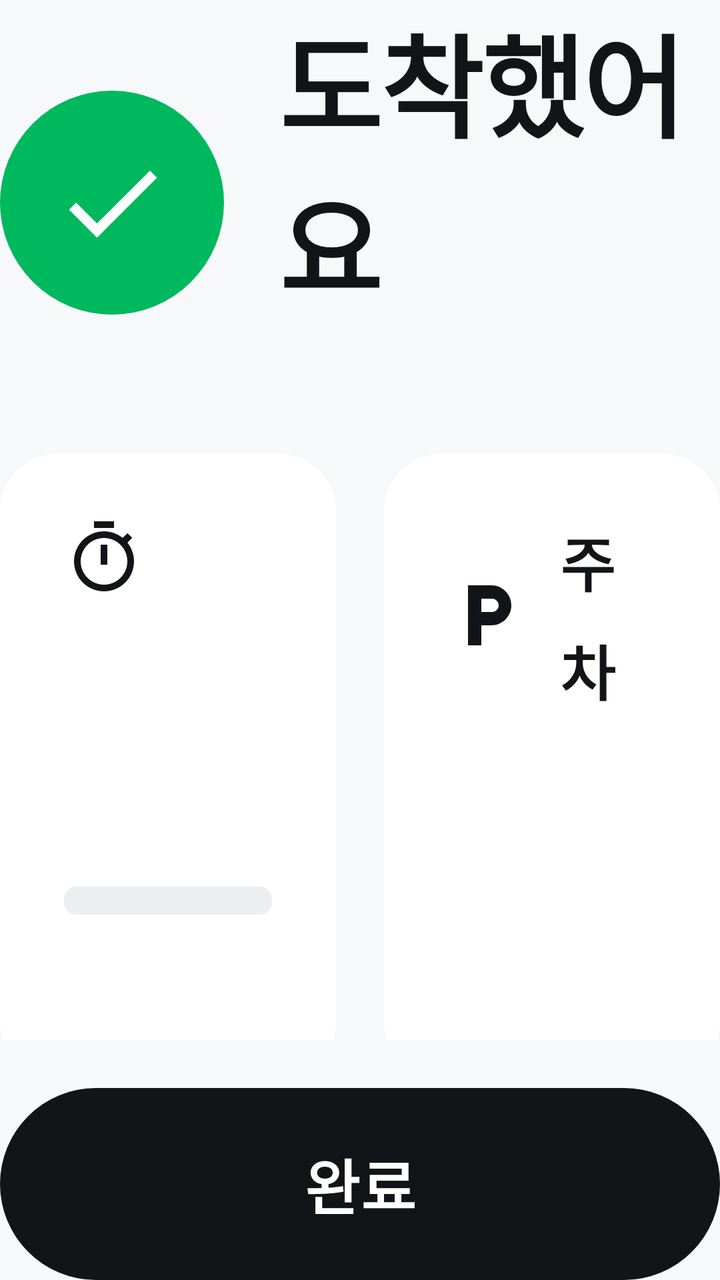
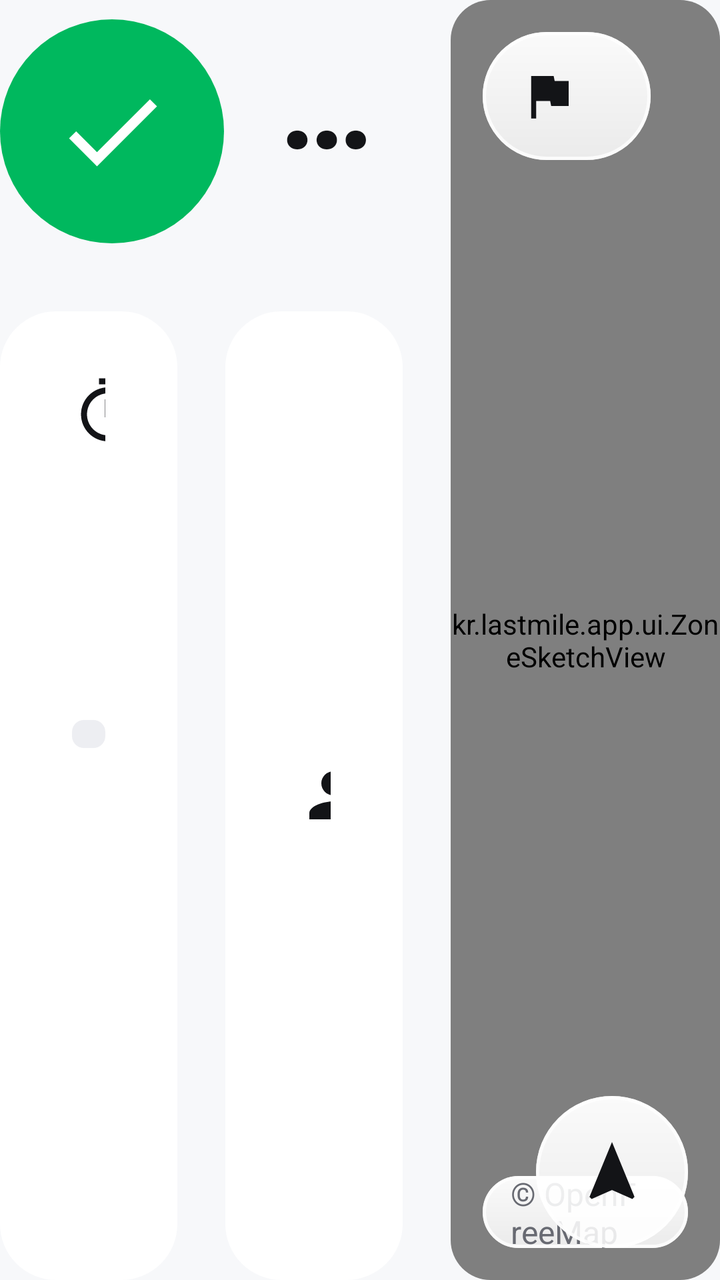

An Android layout rendered at two revisions. The XML below is the earlier revision; the diff shows what the commit changed to produce the second picture.
<!-- AndroidManifest.xml: application theme Theme.LastMile -->
<!-- res/layout/page_arrived.xml -->
<?xml version="1.0" encoding="utf-8"?>
<LinearLayout xmlns:android="http://schemas.android.com/apk/res/android" android:layout_width="match_parent" android:layout_height="match_parent" android:orientation="vertical">
    <LinearLayout android:layout_width="match_parent" android:layout_height="wrap_content" android:orientation="horizontal" android:gravity="center_vertical">
        <FrameLayout android:id="@+id/arrivedBadge" android:layout_width="112dp" android:layout_height="112dp" android:background="@drawable/bg_circle_success">
            <ImageView android:layout_width="60dp" android:layout_height="60dp" android:layout_gravity="center" android:src="@drawable/ic_check" android:tint="#FFFFFF"/>
        </FrameLayout>
        <LinearLayout android:layout_width="0dp" android:layout_weight="1" android:layout_height="wrap_content" android:orientation="vertical" android:layout_marginStart="28dp">
            <TextView android:id="@+id/arrivedTitle" style="@style/Text.Headline" android:layout_width="wrap_content" android:layout_height="wrap_content" android:text="@string/arrived_title"/>
            <TextView android:id="@+id/arrivedDestination" style="@style/Text.Body" android:layout_width="match_parent" android:layout_height="wrap_content" android:layout_marginTop="6dp" android:textColor="@color/text_secondary" android:maxLines="1" android:ellipsize="end"/>
        </LinearLayout>
    </LinearLayout>
    <ScrollView android:layout_width="match_parent" android:layout_height="0dp" android:layout_weight="1" android:layout_marginTop="@dimen/gutter" android:overScrollMode="never" android:scrollbars="none">
        <LinearLayout android:layout_width="match_parent" android:layout_height="wrap_content" android:orientation="vertical">
            <LinearLayout android:id="@+id/arrivedCards" android:layout_width="match_parent" android:layout_height="wrap_content" android:orientation="horizontal" android:baselineAligned="false">
                
                <LinearLayout android:id="@+id/curbCard" android:layout_width="0dp" android:layout_weight="1" android:layout_height="match_parent" android:orientation="vertical" android:background="@drawable/bg_card" android:padding="@dimen/card_padding">
                    <LinearLayout android:layout_width="match_parent" android:layout_height="wrap_content" android:orientation="horizontal" android:gravity="center_vertical">
                        <ImageView android:id="@+id/curbIcon" android:layout_width="40dp" android:layout_height="40dp" android:src="@drawable/ic_timer" android:tint="@color/text_primary"/>
                        <TextView android:id="@+id/curbTitle" style="@style/Text.Body" android:layout_width="0dp" android:layout_weight="1" android:layout_height="wrap_content" android:layout_marginStart="16dp" android:textStyle="bold"/>
                    </LinearLayout>
                    <TextView android:id="@+id/curbTimer" style="@style/Text.Display" android:layout_width="wrap_content" android:layout_height="wrap_content" android:layout_marginTop="16dp" android:textSize="96sp"/>
                    <ProgressBar android:id="@+id/curbProgress" style="?android:attr/progressBarStyleHorizontal" android:layout_width="match_parent" android:layout_height="14dp" android:layout_marginTop="16dp" android:max="1000" android:progressDrawable="@drawable/progress_track"/>
                    <TextView android:id="@+id/curbHint" style="@style/Text.Label" android:layout_width="match_parent" android:layout_height="wrap_content" android:layout_marginTop="16dp" android:maxLines="3"/>
                </LinearLayout>
                
                <LinearLayout android:id="@+id/parkCard" android:layout_width="0dp" android:layout_weight="1" android:layout_height="match_parent" android:orientation="vertical" android:background="@drawable/bg_card" android:padding="@dimen/card_padding" android:layout_marginStart="@dimen/gutter">
                    <LinearLayout android:layout_width="match_parent" android:layout_height="wrap_content" android:orientation="horizontal" android:gravity="center_vertical">
                        <ImageView android:layout_width="40dp" android:layout_height="40dp" android:src="@drawable/ic_parking" android:tint="@color/text_primary"/>
                        <TextView style="@style/Text.Body" android:layout_width="0dp" android:layout_weight="1" android:layout_height="wrap_content" android:layout_marginStart="16dp" android:textStyle="bold" android:text="@string/parking_lot"/>
                    </LinearLayout>
                    <TextView android:id="@+id/parkName" style="@style/Text.Title" android:layout_width="match_parent" android:layout_height="wrap_content" android:layout_marginTop="16dp" android:maxLines="2"/>
                    <TextView android:id="@+id/parkFee" style="@style/Text.Body" android:layout_width="match_parent" android:layout_height="wrap_content" android:layout_marginTop="8dp" android:textColor="@color/accent" android:textStyle="bold"/>
                    <TextView android:id="@+id/parkHint" style="@style/Text.Label" android:layout_width="match_parent" android:layout_height="wrap_content" android:layout_marginTop="16dp" android:maxLines="3"/>
                </LinearLayout>
            </LinearLayout>
            <LinearLayout android:layout_width="match_parent" android:layout_height="wrap_content" android:orientation="vertical" android:background="@drawable/bg_card" android:padding="20dp" android:layout_marginTop="@dimen/gutter">
                <FrameLayout android:id="@+id/mapSlotArrived" android:layout_width="match_parent" android:layout_height="440dp" android:background="@drawable/bg_map" android:clipToOutline="true">
                    <kr.lastmile.app.ui.ZoneSketchView android:id="@+id/arrivedSketch" android:layout_width="match_parent" android:layout_height="match_parent"/>
                    <include layout="@layout/view_map_glass"/>
                </FrameLayout>
            </LinearLayout>
            <LinearLayout android:id="@+id/arrivedMessageCard" android:layout_width="match_parent" android:layout_height="wrap_content" android:orientation="horizontal" android:gravity="center_vertical"
                android:background="@drawable/bg_banner_success" android:padding="28dp" android:layout_marginTop="@dimen/gutter" android:visibility="gone">
                <ImageView android:layout_width="40dp" android:layout_height="40dp" android:src="@drawable/ic_message" android:tint="@color/success"/>
                <TextView android:id="@+id/arrivedMessageText" style="@style/Text.Body" android:layout_width="0dp" android:layout_weight="1" android:layout_height="wrap_content" android:layout_marginStart="20dp" android:maxLines="2" android:ellipsize="end"/>
            </LinearLayout>
        </LinearLayout>
    </ScrollView>
    <Button android:id="@+id/doneButton" style="@style/Button.Primary" android:layout_width="match_parent" android:layout_height="@dimen/button_height" android:layout_marginTop="@dimen/gutter" android:text="@string/done"/>
</LinearLayout>
<!-- res/layout/view_map_glass.xml (included above) -->
<?xml version="1.0" encoding="utf-8"?>
<merge xmlns:android="http://schemas.android.com/apk/res/android">
    <LinearLayout android:id="@+id/glassTitle" android:layout_width="wrap_content" android:layout_height="64dp" android:orientation="horizontal" android:gravity="center_vertical"
        android:layout_gravity="top|start" android:layout_margin="16dp" android:paddingStart="18dp" android:paddingEnd="24dp"
        android:background="@drawable/bg_glass" android:elevation="8dp" android:outlineProvider="background" android:maxWidth="560dp">
        <ImageView android:id="@+id/glassIcon" android:layout_width="30dp" android:layout_height="30dp" android:src="@drawable/ic_flag" android:tint="@color/text_primary"/>
        <TextView android:id="@+id/glassText" style="@style/Text.Label" android:layout_width="wrap_content" android:layout_height="wrap_content" android:layout_marginStart="12dp" android:textColor="@color/text_primary" android:textStyle="bold" android:maxLines="1" android:ellipsize="end" android:maxWidth="460dp"/>
    </LinearLayout>
    <ImageButton android:id="@+id/recenterButton" android:layout_width="76dp" android:layout_height="76dp" android:layout_gravity="bottom|end" android:layout_margin="16dp"
        android:background="@drawable/bg_glass_circle" android:elevation="8dp" android:outlineProvider="background" android:src="@drawable/ic_navigation" android:tint="@color/text_primary" android:padding="20dp" android:scaleType="fitCenter" android:contentDescription="@string/recenter"/>
    <TextView android:id="@+id/glassCredit" style="@style/Text.Caption" android:layout_width="wrap_content" android:layout_height="36dp" android:gravity="center_vertical" android:layout_gravity="bottom|start" android:layout_margin="16dp"
        android:paddingStart="14dp" android:paddingEnd="14dp" android:textSize="16sp" android:textColor="@color/text_secondary" android:background="@drawable/bg_glass" android:elevation="4dp" android:outlineProvider="background" android:text="@string/map_credit"/>
</merge>
<!-- resources referenced by this layout -->
<resources>
  <color name="accent">@color/informative_positive</color>
  <color name="success">#00B85E</color>
  <color name="text_primary">@color/basic_100</color>
  <color name="text_secondary">@color/basic_300</color>
  <dimen name="button_height">96dp</dimen>
  <dimen name="card_padding">32dp</dimen>
  <dimen name="gutter">24dp</dimen>
  <!-- drawable bg_banner_success (drawable) -->
  <shape xmlns:android="http://schemas.android.com/apk/res/android" android:shape="rectangle">
      <solid android:color="@color/success_container"/>
      <corners android:radius="@dimen/card_radius"/>
  </shape>
  <!-- drawable bg_circle_success (drawable) -->
  <shape xmlns:android="http://schemas.android.com/apk/res/android" android:shape="oval"><solid android:color="@color/success"/></shape>
  <!-- drawable ic_parking (drawable) -->
  <vector xmlns:android="http://schemas.android.com/apk/res/android" android:width="24dp" android:height="24dp" android:viewportWidth="24" android:viewportHeight="24" android:tint="?attr/colorControlNormal">
      <path android:fillColor="#FFFFFFFF" android:pathData="M13,3H6v18h4v-6h3c3.31,0 6,-2.69 6,-6s-2.69,-6 -6,-6zM13.2,11H10V7h3.2c1.1,0 2,0.9 2,2s-0.9,2 -2,2z"/>
  </vector>
  <string name="arrived_title">도착했어요</string>
  <string name="done">완료</string>
  <string name="map_credit">© OpenFreeMap · OpenMapTiles · OpenStreetMap</string>
  <string name="parking_lot">주차</string>
  <string name="recenter">현재 위치로</string>
  <style name="Text.Body"><item name="android:textSize">@dimen/text_body</item><item name="android:lineSpacingMultiplier">1.25</item></style>
  <style name="Text.Caption"><item name="android:textSize">@dimen/text_caption</item><item name="android:textColor">@color/text_tertiary</item></style>
  <style name="Text.Display"><item name="android:textSize">@dimen/text_display</item><item name="android:textStyle">bold</item><item name="android:letterSpacing">-0.03</item></style>
  <style name="Text.Headline"><item name="android:textSize">@dimen/text_headline</item><item name="android:textStyle">bold</item><item name="android:letterSpacing">-0.02</item></style>
  <style name="Text.Label"><item name="android:textSize">@dimen/text_label</item><item name="android:textColor">@color/text_secondary</item></style>
  <style name="Text.Title"><item name="android:textSize">@dimen/text_title</item><item name="android:textStyle">bold</item><item name="android:letterSpacing">-0.01</item></style>
  <color name="informative_positive">#0082FF</color>
  <color name="basic_100">#131417</color>
  <color name="basic_300">#686A72</color>
  <color name="success_container">#1A00E074</color>
  <dimen name="card_radius">28dp</dimen>
  <color name="surface">@color/basic_900</color>
  <color name="surface_variant">@color/basic_700</color>
  <color name="text_on_primary">@color/basic_900</color>
  <dimen name="button_radius">48dp</dimen>
  <dimen name="text_body">30sp</dimen>
  <dimen name="text_caption">20sp</dimen>
  <color name="text_tertiary">@color/basic_400</color>
  <dimen name="text_display">120sp</dimen>
  <dimen name="text_headline">56sp</dimen>
  <dimen name="text_label">24sp</dimen>
  <dimen name="text_title">40sp</dimen>
  <color name="background">@color/basic_800</color>
  <color name="button_primary">@color/basic_100</color>
  <style name="Theme.LastMile.Sheet" parent="ThemeOverlay.Material3.BottomSheetDialog">
          <item name="bottomSheetStyle">@style/Widget.LastMile.Sheet</item>
      </style>
  <color name="basic_900">#FFFFFF</color>
  <color name="basic_700">#EDEEF2</color>
  <color name="button_disabled">@color/basic_500</color>
  <color name="button_primary_pressed">@color/basic_200</color>
  <color name="basic_400">#A4A8AE</color>
  <color name="basic_800">#F7F8FA</color>
  <color name="basic_500">#C7C9CE</color>
  <color name="basic_200">#44464E</color>
  <!-- unchanged entries left out for length: 15 -->
</resources>

<!-- the commit's change to res/layout/page_arrived.xml (unified diff, before → after) -->
@@ -1,52 +1,50 @@
 <?xml version="1.0" encoding="utf-8"?>
-<LinearLayout xmlns:android="http://schemas.android.com/apk/res/android" android:layout_width="match_parent" android:layout_height="match_parent" android:orientation="vertical">
-    <LinearLayout android:layout_width="match_parent" android:layout_height="wrap_content" android:orientation="horizontal" android:gravity="center_vertical">
-        <FrameLayout android:id="@+id/arrivedBadge" android:layout_width="112dp" android:layout_height="112dp" android:background="@drawable/bg_circle_success">
-            <ImageView android:layout_width="60dp" android:layout_height="60dp" android:layout_gravity="center" android:src="@drawable/ic_check" android:tint="#FFFFFF"/>
-        </FrameLayout>
-        <LinearLayout android:layout_width="0dp" android:layout_weight="1" android:layout_height="wrap_content" android:orientation="vertical" android:layout_marginStart="28dp">
-            <TextView android:id="@+id/arrivedTitle" style="@style/Text.Headline" android:layout_width="wrap_content" android:layout_height="wrap_content" android:text="@string/arrived_title"/>
-            <TextView android:id="@+id/arrivedDestination" style="@style/Text.Body" android:layout_width="match_parent" android:layout_height="wrap_content" android:layout_marginTop="6dp" android:textColor="@color/text_secondary" android:maxLines="1" android:ellipsize="end"/>
+<LinearLayout xmlns:android="http://schemas.android.com/apk/res/android" android:layout_width="match_parent" android:layout_height="match_parent" android:orientation="horizontal" android:baselineAligned="false">
+    <LinearLayout android:layout_width="0dp" android:layout_weight="3" android:layout_height="match_parent" android:orientation="vertical">
+        <LinearLayout android:layout_width="match_parent" android:layout_height="wrap_content" android:orientation="horizontal" android:gravity="center_vertical">
+            <FrameLayout android:id="@+id/arrivedBadge" android:layout_width="112dp" android:layout_height="112dp" android:background="@drawable/bg_circle_success">
+                <ImageView android:layout_width="60dp" android:layout_height="60dp" android:layout_gravity="center" android:src="@drawable/ic_check" android:tint="#FFFFFF"/>
+            </FrameLayout>
+            <LinearLayout android:layout_width="0dp" android:layout_weight="1" android:layout_height="wrap_content" android:orientation="vertical" android:layout_marginStart="28dp">
+                <TextView android:id="@+id/arrivedTitle" style="@style/Text.Headline" android:layout_width="match_parent" android:layout_height="wrap_content" android:maxLines="1" android:ellipsize="end" android:text="@string/arrived_title"/>
+                <TextView android:id="@+id/arrivedDestination" style="@style/Text.Label" android:textSize="28sp" android:layout_width="match_parent" android:layout_height="wrap_content" android:layout_marginTop="6dp" android:maxLines="1" android:ellipsize="end"/>
+            </LinearLayout>
         </LinearLayout>
-    </LinearLayout>
-    <ScrollView android:layout_width="match_parent" android:layout_height="0dp" android:layout_weight="1" android:layout_marginTop="@dimen/gutter" android:overScrollMode="never" android:scrollbars="none">
-        <LinearLayout android:layout_width="match_parent" android:layout_height="wrap_content" android:orientation="vertical">
-            <LinearLayout android:id="@+id/arrivedCards" android:layout_width="match_parent" android:layout_height="wrap_content" android:orientation="horizontal" android:baselineAligned="false">
-                
-                <LinearLayout android:id="@+id/curbCard" android:layout_width="0dp" android:layout_weight="1" android:layout_height="match_parent" android:orientation="vertical" android:background="@drawable/bg_card" android:padding="@dimen/card_padding">
-                    <LinearLayout android:layout_width="match_parent" android:layout_height="wrap_content" android:orientation="horizontal" android:gravity="center_vertical">
-                        <ImageView android:id="@+id/curbIcon" android:layout_width="40dp" android:layout_height="40dp" android:src="@drawable/ic_timer" android:tint="@color/text_primary"/>
-                        <TextView android:id="@+id/curbTitle" style="@style/Text.Body" android:layout_width="0dp" android:layout_weight="1" android:layout_height="wrap_content" android:layout_marginStart="16dp" android:textStyle="bold"/>
-                    </LinearLayout>
-                    <TextView android:id="@+id/curbTimer" style="@style/Text.Display" android:layout_width="wrap_content" android:layout_height="wrap_content" android:layout_marginTop="16dp" android:textSize="96sp"/>
-                    <ProgressBar android:id="@+id/curbProgress" style="?android:attr/progressBarStyleHorizontal" android:layout_width="match_parent" android:layout_height="14dp" android:layout_marginTop="16dp" android:max="1000" android:progressDrawable="@drawable/progress_track"/>
-                    <TextView android:id="@+id/curbHint" style="@style/Text.Label" android:layout_width="match_parent" android:layout_height="wrap_content" android:layout_marginTop="16dp" android:maxLines="3"/>
+        <LinearLayout android:id="@+id/arrivedCards" android:layout_width="match_parent" android:layout_height="wrap_content" android:orientation="horizontal" android:baselineAligned="false" android:layout_marginTop="@dimen/gutter">
+            
+            <LinearLayout android:id="@+id/curbCard" android:layout_width="0dp" android:layout_weight="1" android:layout_height="match_parent" android:orientation="vertical" android:background="@drawable/bg_card" android:paddingStart="36dp" android:paddingEnd="36dp" android:paddingTop="32dp" android:paddingBottom="32dp">
+                <LinearLayout android:layout_width="match_parent" android:layout_height="wrap_content" android:orientation="horizontal" android:gravity="center_vertical">
+                    <ImageView android:id="@+id/curbIcon" android:layout_width="36dp" android:layout_height="36dp" android:src="@drawable/ic_timer" android:tint="@color/text_primary"/>
+                    <TextView android:id="@+id/curbTitle" style="@style/Text.Body" android:layout_width="0dp" android:layout_weight="1" android:layout_height="wrap_content" android:layout_marginStart="14dp" android:textStyle="bold"/>
                 </LinearLayout>
-                
-                <LinearLayout android:id="@+id/parkCard" android:layout_width="0dp" android:layout_weight="1" android:layout_height="match_parent" android:orientation="vertical" android:background="@drawable/bg_card" android:padding="@dimen/card_padding" android:layout_marginStart="@dimen/gutter">
-                    <LinearLayout android:layout_width="match_parent" android:layout_height="wrap_content" android:orientation="horizontal" android:gravity="center_vertical">
-                        <ImageView android:layout_width="40dp" android:layout_height="40dp" android:src="@drawable/ic_parking" android:tint="@color/text_primary"/>
-                        <TextView style="@style/Text.Body" android:layout_width="0dp" android:layout_weight="1" android:layout_height="wrap_content" android:layout_marginStart="16dp" android:textStyle="bold" android:text="@string/parking_lot"/>
-                    </LinearLayout>
-                    <TextView android:id="@+id/parkName" style="@style/Text.Title" android:layout_width="match_parent" android:layout_height="wrap_content" android:layout_marginTop="16dp" android:maxLines="2"/>
-                    <TextView android:id="@+id/parkFee" style="@style/Text.Body" android:layout_width="match_parent" android:layout_height="wrap_content" android:layout_marginTop="8dp" android:textColor="@color/accent" android:textStyle="bold"/>
-                    <TextView android:id="@+id/parkHint" style="@style/Text.Label" android:layout_width="match_parent" android:layout_height="wrap_content" android:layout_marginTop="16dp" android:maxLines="3"/>
+                <TextView android:id="@+id/curbTimer" style="@style/Text.Display" android:layout_width="wrap_content" android:layout_height="wrap_content" android:layout_marginTop="12dp" android:textSize="96sp"/>
+                <ProgressBar android:id="@+id/curbProgress" style="?android:attr/progressBarStyleHorizontal" android:layout_width="match_parent" android:layout_height="14dp" android:layout_marginTop="12dp" android:max="1000" android:progressDrawable="@drawable/progress_track"/>
+                <TextView android:id="@+id/parkName" style="@style/Text.Title" android:textSize="48sp" android:layout_width="match_parent" android:layout_height="wrap_content" android:layout_marginTop="14dp" android:maxLines="2"/>
+                <TextView android:id="@+id/parkFee" style="@style/Text.Title" android:textSize="36sp" android:layout_width="match_parent" android:layout_height="wrap_content" android:layout_marginTop="8dp" android:textColor="@color/accent"/>
+                <TextView android:id="@+id/curbHint" style="@style/Text.Label" android:layout_width="match_parent" android:layout_height="wrap_content" android:layout_marginTop="14dp" android:maxLines="3"/>
+                <TextView android:id="@+id/parkHint" style="@style/Text.Label" android:layout_width="match_parent" android:layout_height="wrap_content" android:layout_marginTop="6dp" android:textColor="@color/text_tertiary" android:maxLines="2"/>
+            </LinearLayout>
+            
+            <LinearLayout android:id="@+id/parkCard" android:layout_width="0dp" android:layout_weight="1" android:layout_height="match_parent" android:orientation="vertical" android:background="@drawable/bg_card" android:paddingStart="36dp" android:paddingEnd="36dp" android:paddingTop="32dp" android:paddingBottom="32dp" android:layout_marginStart="@dimen/gutter">
+                <LinearLayout android:layout_width="match_parent" android:layout_height="wrap_content" android:orientation="horizontal" android:gravity="center_vertical">
+                    <ImageView android:layout_width="36dp" android:layout_height="36dp" android:src="@drawable/ic_person" android:tint="@color/text_primary"/>
+                    <TextView android:id="@+id/boardTitle" style="@style/Text.Body" android:layout_width="0dp" android:layout_weight="1" android:layout_height="wrap_content" android:layout_marginStart="14dp" android:textStyle="bold" android:text="@string/boarding_wait_title"/>
+                </LinearLayout>
+                <TextView android:id="@+id/boardHint" style="@style/Text.Label" android:layout_width="match_parent" android:layout_height="wrap_content" android:layout_marginTop="14dp" android:maxLines="3" android:text="@string/boarding_wait_hint"/>
+                <Space android:layout_width="1dp" android:layout_height="0dp" android:layout_weight="1"/>
+                <LinearLayout android:id="@+id/arrivedMessageCard" android:layout_width="match_parent" android:layout_height="wrap_content" android:orientation="horizontal" android:gravity="center_vertical" android:layout_marginTop="16dp" android:visibility="gone">
+                    <ImageView android:layout_width="30dp" android:layout_height="30dp" android:src="@drawable/ic_message" android:tint="@color/success"/>
+                    <TextView android:id="@+id/arrivedMessageText" style="@style/Text.Label" android:layout_width="0dp" android:layout_weight="1" android:layout_height="wrap_content" android:layout_marginStart="12dp" android:textStyle="bold" android:textColor="@color/success" android:maxLines="2" android:ellipsize="end"/>
                 </LinearLayout>
             </LinearLayout>
-            <LinearLayout android:layout_width="match_parent" android:layout_height="wrap_content" android:orientation="vertical" android:background="@drawable/bg_card" android:padding="20dp" android:layout_marginTop="@dimen/gutter">
-                <FrameLayout android:id="@+id/mapSlotArrived" android:layout_width="match_parent" android:layout_height="440dp" android:background="@drawable/bg_map" android:clipToOutline="true">
-                    <kr.lastmile.app.ui.ZoneSketchView android:id="@+id/arrivedSketch" android:layout_width="match_parent" android:layout_height="match_parent"/>
-                    <include layout="@layout/view_map_glass"/>
-                </FrameLayout>
-            </LinearLayout>
-            <LinearLayout android:id="@+id/arrivedMessageCard" android:layout_width="match_parent" android:layout_height="wrap_content" android:orientation="horizontal" android:gravity="center_vertical"
-                android:background="@drawable/bg_banner_success" android:padding="28dp" android:layout_marginTop="@dimen/gutter" android:visibility="gone">
-                <ImageView android:layout_width="40dp" android:layout_height="40dp" android:src="@drawable/ic_message" android:tint="@color/success"/>
-                <TextView android:id="@+id/arrivedMessageText" style="@style/Text.Body" android:layout_width="0dp" android:layout_weight="1" android:layout_height="wrap_content" android:layout_marginStart="20dp" android:maxLines="2" android:ellipsize="end"/>
-            </LinearLayout>
         </LinearLayout>
-    </ScrollView>
-    <Button android:id="@+id/doneButton" style="@style/Button.Primary" android:layout_width="match_parent" android:layout_height="@dimen/button_height" android:layout_marginTop="@dimen/gutter" android:text="@string/done"/>
+        <Space android:layout_width="1dp" android:layout_height="0dp" android:layout_weight="1"/>
+        <Button android:id="@+id/doneButton" style="@style/Button.Primary" android:layout_width="match_parent" android:layout_height="@dimen/button_height" android:layout_marginTop="@dimen/gutter" android:text="@string/done"/>
+    </LinearLayout>
+    <FrameLayout android:id="@+id/mapSlotArrived" android:layout_width="0dp" android:layout_weight="2" android:layout_height="match_parent" android:layout_marginStart="@dimen/gutter" android:background="@drawable/bg_map" android:clipToOutline="true">
+        <kr.lastmile.app.ui.ZoneSketchView android:id="@+id/arrivedSketch" android:layout_width="match_parent" android:layout_height="match_parent"/>
+        <include layout="@layout/view_map_glass"/>
+    </FrameLayout>
 </LinearLayout>
 <!-- res/layout/view_map_glass.xml (included above) -->
 <?xml version="1.0" encoding="utf-8"?>
<!-- resource entries referenced after the edit -->
@@ -5,23 +5,18 @@
   <color name="text_primary">@color/basic_100</color>
   <color name="text_secondary">@color/basic_300</color>
   <dimen name="button_height">96dp</dimen>
-  <dimen name="card_padding">32dp</dimen>
   <dimen name="gutter">24dp</dimen>
-  <!-- drawable bg_banner_success (drawable) -->
-  <shape xmlns:android="http://schemas.android.com/apk/res/android" android:shape="rectangle">
-      <solid android:color="@color/success_container"/>
-      <corners android:radius="@dimen/card_radius"/>
-  </shape>
   <!-- drawable bg_circle_success (drawable) -->
   <shape xmlns:android="http://schemas.android.com/apk/res/android" android:shape="oval"><solid android:color="@color/success"/></shape>
-  <!-- drawable ic_parking (drawable) -->
+  <!-- drawable ic_person (drawable) -->
   <vector xmlns:android="http://schemas.android.com/apk/res/android" android:width="24dp" android:height="24dp" android:viewportWidth="24" android:viewportHeight="24" android:tint="?attr/colorControlNormal">
-      <path android:fillColor="#FFFFFFFF" android:pathData="M13,3H6v18h4v-6h3c3.31,0 6,-2.69 6,-6s-2.69,-6 -6,-6zM13.2,11H10V7h3.2c1.1,0 2,0.9 2,2s-0.9,2 -2,2z"/>
+      <path android:fillColor="#FFFFFFFF" android:pathData="M12,12c2.21,0 4,-1.79 4,-4s-1.79,-4 -4,-4 -4,1.79 -4,4 1.79,4 4,4zM12,14c-2.67,0 -8,1.34 -8,4v2h16v-2c0,-2.66 -5.33,-4 -8,-4z"/>
   </vector>
   <string name="arrived_title">도착했어요</string>
+  <string name="boarding_wait_hint">승객석 문이 열렸다 닫히면 끝나요. 내린 자리는 다음 방문 때 알려 드려요.</string>
+  <string name="boarding_wait_title">승하차 기다리는 중</string>
   <string name="done">완료</string>
   <string name="map_credit">© OpenFreeMap · OpenMapTiles · OpenStreetMap</string>
-  <string name="parking_lot">주차</string>
   <string name="recenter">현재 위치로</string>
   <style name="Text.Body"><item name="android:textSize">@dimen/text_body</item><item name="android:lineSpacingMultiplier">1.25</item></style>
   <style name="Text.Caption"><item name="android:textSize">@dimen/text_caption</item><item name="android:textColor">@color/text_tertiary</item></style>
@@ -32,19 +27,18 @@
   <color name="informative_positive">#0082FF</color>
   <color name="basic_100">#131417</color>
   <color name="basic_300">#686A72</color>
-  <color name="success_container">#1A00E074</color>
   <dimen name="card_radius">28dp</dimen>
   <color name="surface">@color/basic_900</color>
   <color name="surface_variant">@color/basic_700</color>
   <color name="text_on_primary">@color/basic_900</color>
   <dimen name="button_radius">48dp</dimen>
   <dimen name="text_body">30sp</dimen>
-  <dimen name="text_caption">20sp</dimen>
+  <dimen name="text_caption">24sp</dimen>
   <color name="text_tertiary">@color/basic_400</color>
   <dimen name="text_display">120sp</dimen>
-  <dimen name="text_headline">56sp</dimen>
-  <dimen name="text_label">24sp</dimen>
-  <dimen name="text_title">40sp</dimen>
+  <dimen name="text_headline">64sp</dimen>
+  <dimen name="text_label">26sp</dimen>
+  <dimen name="text_title">44sp</dimen>
   <color name="background">@color/basic_800</color>
   <color name="button_primary">@color/basic_100</color>
   <style name="Theme.LastMile.Sheet" parent="ThemeOverlay.Material3.BottomSheetDialog">
